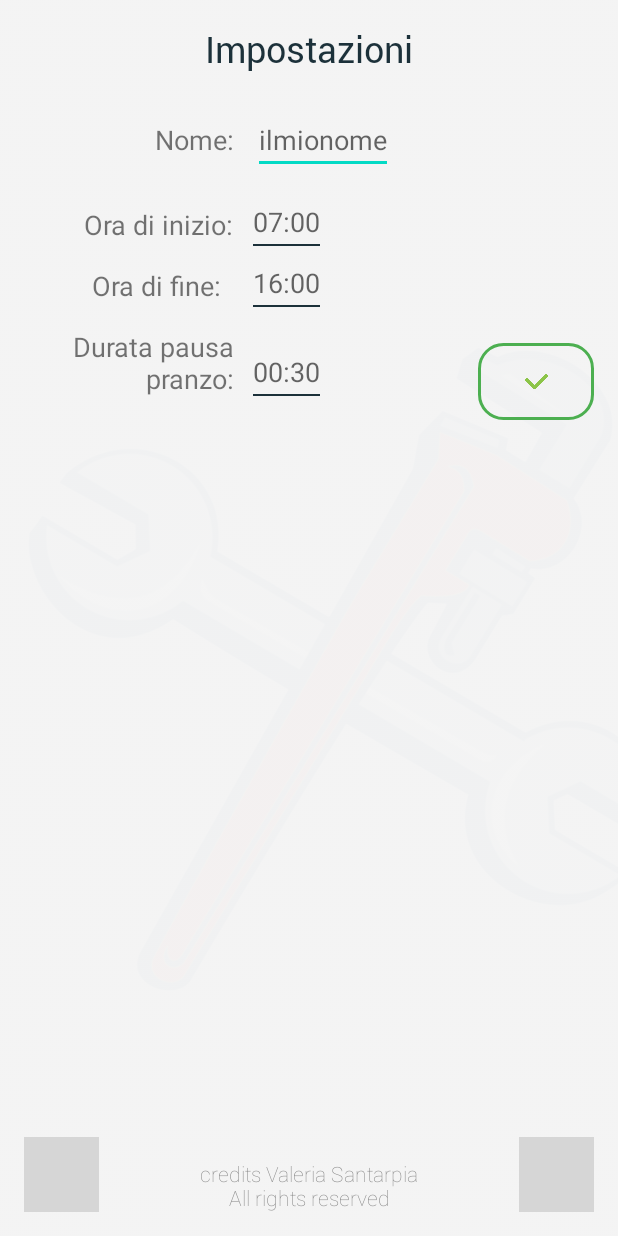
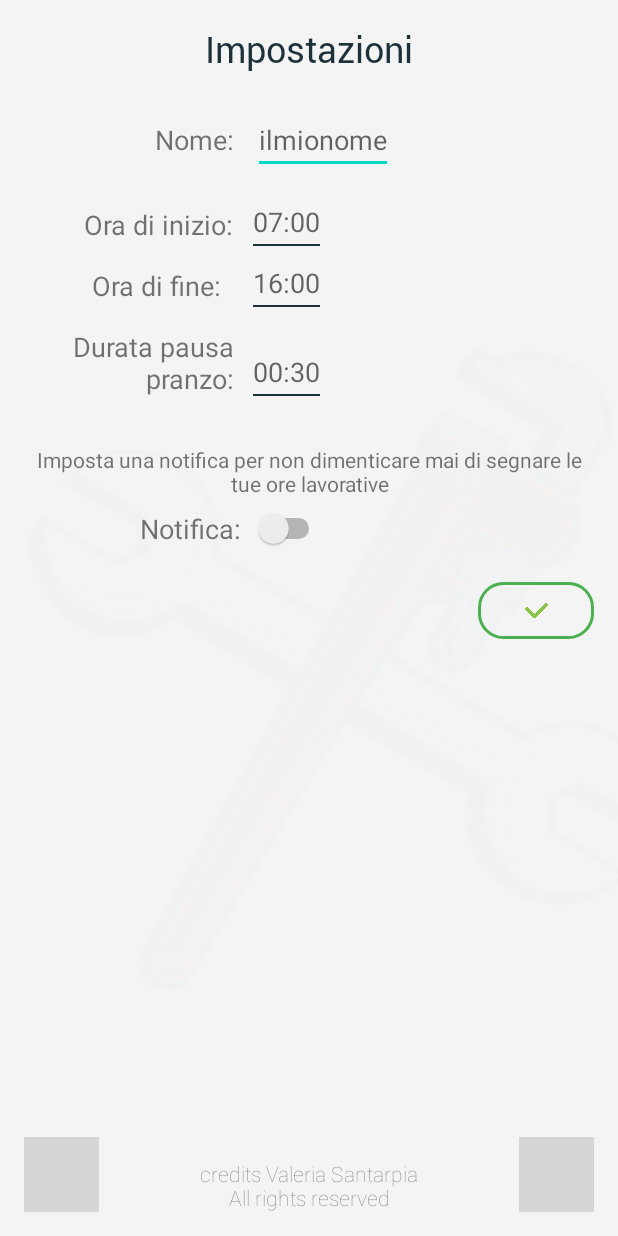
Before and after one commit to syrenne72/OrariLavoro, an Android app: the screen it shows after launch (Impostazioni), after a tap on "IMPOSTAZIONI", on a phone screen of 412 x 824 dp. Run offline under Robolectric (Android 15) with nearby library versions, the phone set to English and light mode, and no system bars; grey boxes are pictures that could not be loaded.

Commit message:
Completata interfaccia responsive Aggiunti background alle pagine Refactoring del codice

```diff
--- a/app/src/main/java/it/unisa/orarilavoro/Database.java
+++ b/app/src/main/java/it/unisa/orarilavoro/Database.java
@@ -9,7 +9,7 @@ class DBhelper extends SQLiteOpenHelper {
     public static final String DBNAME = "ORARIDILAVORO";
 
     public DBhelper(Context context) {
-        super(context, DBNAME, null, 8);
+        super(context, DBNAME, null, 10);
     }
 
     /**
@@ -36,15 +36,46 @@ class DBhelper extends SQLiteOpenHelper {
                 " (" + DatabaseStrings.FIELD_NOME + " STRING PRIMARY KEY," +
                 DatabaseStrings.FIELD_ORA_INIZIO + " INT," +
                 DatabaseStrings.FIELD_ORA_FINE+ " INT," +
-                DatabaseStrings.FIELD_ORE_PAUSA + " INT)";
+                DatabaseStrings.FIELD_ORE_PAUSA + " INT," +
+                DatabaseStrings.FIELD_RICHIESTA_NOTIFICA + " INT," +
+                DatabaseStrings.FIELD_ORA_NOTIFICA + " INT," +
+                DatabaseStrings.FIELD_MINUTI_NOTIFICA + " INT)";
 
         db.execSQL(q);
 
         Log.i("KIWIBUNNY", this.getClass().getSimpleName() + ": creato database");
     }
 
+    //Aggiunge la colonna per la richiesta della notifica
+    //Il valore 0 indica che la notifica non è richiesta, il valore 1 indica che la notifica è richiesta
+    private static final String DATABASE_ALTER_TEAM_1 = "ALTER TABLE "
+            + DatabaseStrings.TBL_NAME_IMPOSTAZIONI + " ADD COLUMN "
+            + DatabaseStrings.FIELD_RICHIESTA_NOTIFICA + " INTEGER DEFAULT 0";
+
+    //Aggiunge la colonna per l'ora di invio della notifica
+    private static final String DATABASE_ALTER_TEAM_2 = "ALTER TABLE "
+            + DatabaseStrings.TBL_NAME_IMPOSTAZIONI + " ADD COLUMN "
+            + DatabaseStrings.FIELD_ORA_NOTIFICA + " INTEGER DEFAULT 20";
+
+    //Aggiunge la colonna per i minuti per l'invio della notifica
+    private static final String DATABASE_ALTER_TEAM_3 = "ALTER TABLE "
+            + DatabaseStrings.TBL_NAME_IMPOSTAZIONI + " ADD COLUMN "
+            + DatabaseStrings.FIELD_MINUTI_NOTIFICA + " INTEGER DEFAULT 0";
+
+    /**
+     * Viene eseguito quando c'è un aggiornamento del database
+     * @param db
+     * @param oldVersion
+     * @param newVersion
+     */
     @Override
     public void onUpgrade(SQLiteDatabase db, int oldVersion, int newVersion) {
-
+        if (oldVersion < 9) {
+            db.execSQL(DATABASE_ALTER_TEAM_1);
+            db.execSQL(DATABASE_ALTER_TEAM_2);
+        }
+        if (oldVersion < 10) {
+            db.execSQL(DATABASE_ALTER_TEAM_3);
+        }
     }
 }
--- a/app/src/main/java/it/unisa/orarilavoro/DatabaseStrings.java
+++ b/app/src/main/java/it/unisa/orarilavoro/DatabaseStrings.java
@@ -15,6 +15,9 @@ public class DatabaseStrings {
     public static final String FIELD_ORA_INIZIO = "ora_inizio";
     public static final String FIELD_ORA_FINE = "ora_fine";
     public static final String FIELD_ORE_PAUSA = "ore_pausa";
+    public static final String FIELD_RICHIESTA_NOTIFICA = "richiesta_notifica";
+    public static final String FIELD_ORA_NOTIFICA = "ora_notifica";
+    public static final String FIELD_MINUTI_NOTIFICA = "minuti_notifica";
     public static final String TBL_NAME = "Orario";
     public static final String TBL_NAME_IMPOSTAZIONI = "Impostazioni";
 }
--- a/app/src/main/java/it/unisa/orarilavoro/DbManager.java
+++ b/app/src/main/java/it/unisa/orarilavoro/DbManager.java
@@ -68,13 +68,15 @@ public class DbManager {
         }
     }
 
-    public boolean saveImpostazioni(String n, int oraInizio, int oraFine, int minutoInizio, int minutoFine, int oraPausa, int minutoPausa) {
+    public boolean saveImpostazioni(String n, int oraInizio, int oraFine, int minutoInizio, int minutoFine, int oraPausa, int minutoPausa, int notifica, int oraNotifica, int minutoNotifica) {
         SQLiteDatabase db = dbhelper.getWritableDatabase();
         ContentValues cv = new ContentValues();
         cv.put(DatabaseStrings.FIELD_NOME, n);
         cv.put(DatabaseStrings.FIELD_ORA_INIZIO, oraInizio * 60 + minutoInizio);
         cv.put(DatabaseStrings.FIELD_ORA_FINE, oraFine * 60 + minutoFine);
         cv.put(DatabaseStrings.FIELD_ORE_PAUSA, oraPausa * 60 + minutoPausa);
+        cv.put(DatabaseStrings.FIELD_ORA_NOTIFICA, oraNotifica * 60 + minutoNotifica);
+        cv.put(DatabaseStrings.FIELD_RICHIESTA_NOTIFICA, notifica);
 
         try {
             db.delete(DatabaseStrings.TBL_NAME_IMPOSTAZIONI, null, null);
--- a/app/src/main/java/it/unisa/orarilavoro/Impostazioni.java
+++ b/app/src/main/java/it/unisa/orarilavoro/Impostazioni.java
@@ -1,10 +1,19 @@
 package it.unisa.orarilavoro;
 
+import android.app.AlarmManager;
+import android.app.AlertDialog;
+import android.app.PendingIntent;
+import android.content.ComponentName;
+import android.content.DialogInterface;
+import android.content.Intent;
+import android.content.pm.PackageManager;
 import android.database.Cursor;
 import android.os.Bundle;
 import android.util.Log;
 import android.view.View;
+import android.widget.CompoundButton;
 import android.widget.EditText;
+import android.widget.Switch;
 import android.widget.TextView;
 import android.widget.Toast;
 
@@ -66,16 +75,23 @@ import androidx.appcompat.app.AppCompatActivity;
 
 import android.app.TimePickerDialog;
 import android.widget.TimePicker;
+import android.widget.ToggleButton;
+
+import java.util.Calendar;
 
 public class Impostazioni extends AppCompatActivity {
-    private TextView tvInizio, tvFine, tvPausa;
+    private TextView tvInizio, tvFine, tvPausa, tvNotifica;
     private EditText etNome;
+    private Switch sNotifica;
 
     private DbManager dbManager;
     private Cursor crs;
-    private TimePickerDialog pickerDaOra, pickerAOra, pickerPausa;
+    private TimePickerDialog pickerDaOra, pickerAOra, pickerPausa, pickerNotifica;
+    private Intent intent;
+    private PendingIntent pendingIntent;
+    private AlarmManager alarmManager;
 
-    private int oraInizio, oraFine, minutoInizio, minutoFine, oraPausa, minutoPausa;
+    private int oraInizio, oraFine, minutoInizio, minutoFine, oraPausa, minutoPausa, oraNotifica, minutoNotifica;
 
     @Override
     protected void onCreate(Bundle savedInstanceState) {
@@ -86,28 +102,45 @@ public class Impostazioni extends AppCompatActivity {
         tvFine = findViewById(R.id.tvFine);
         etNome = findViewById(R.id.etNome);
         tvPausa = findViewById(R.id.tvPausa);
+        tvNotifica = findViewById(R.id.tvNotifica);
+        sNotifica = findViewById(R.id.sNotifica);
 
         dbManager = new DbManager(this);
         crs = dbManager.findImpostazioni();
 
-        setEdittext();
+        setView();
+
+        intent = new Intent(getApplicationContext(), AlarmBroadcastReceiver.class);
+        pendingIntent = PendingIntent.getBroadcast(getApplicationContext(), 0, intent, PendingIntent.FLAG_UPDATE_CURRENT);
+        alarmManager = (AlarmManager) getSystemService(ALARM_SERVICE);
     }
 
     /**
      * Inserisco i dati presenti nel database negli edittext e mostro l'orologio quando ci si clicca su
      */
-    private void setEdittext() {
+    private void setView() {
         if(crs != null && crs.moveToNext()) {
+            etNome.setText(crs.getString(crs.getColumnIndex(DatabaseStrings.FIELD_NOME)));
             oraInizio = crs.getInt(crs.getColumnIndex(DatabaseStrings.FIELD_ORA_INIZIO)) / 60;
             oraFine = crs.getInt(crs.getColumnIndex(DatabaseStrings.FIELD_ORA_FINE)) / 60;
             oraPausa = crs.getInt(crs.getColumnIndex(DatabaseStrings.FIELD_ORE_PAUSA)) / 60;
+            oraNotifica = crs.getInt(crs.getColumnIndex(DatabaseStrings.FIELD_ORA_NOTIFICA)) / 60;
             minutoInizio = crs.getInt(crs.getColumnIndex(DatabaseStrings.FIELD_ORA_INIZIO)) % 60;
             minutoFine = crs.getInt(crs.getColumnIndex(DatabaseStrings.FIELD_ORA_FINE)) % 60;
             minutoPausa = crs.getInt(crs.getColumnIndex(DatabaseStrings.FIELD_ORE_PAUSA)) % 60;
+            minutoNotifica = crs.getInt(crs.getColumnIndex(DatabaseStrings.FIELD_ORA_NOTIFICA)) % 60;
             tvInizio.setText(String.format("%02d:%02d", oraInizio, minutoInizio));
             tvFine.setText(String.format("%02d:%02d", oraFine, minutoFine));
             tvPausa.setText(String.format("%02d:%02d", oraPausa, minutoPausa));
-            etNome.setText(crs.getString(crs.getColumnIndex(DatabaseStrings.FIELD_NOME)));
+
+            boolean sValue = crs.getInt(crs.getColumnIndex(DatabaseStrings.FIELD_RICHIESTA_NOTIFICA)) == 1;
+            sNotifica.setChecked(sValue);
+
+            if(sValue) {
+                tvNotifica.setVisibility(View.VISIBLE);
+                tvNotifica.setText(String.format("%02d:%02d", oraNotifica, minutoNotifica));
+            }
+
         } else
             Log.i("KIWIBUNNY", getClass().getSimpleName() + ": non ci sono dati");
 
@@ -152,11 +185,35 @@ public class Impostazioni extends AppCompatActivity {
                 pickerPausa.show();
             }
         });
+
+        /*Setto l'orologio per l'orario di notifica*/
+        tvNotifica.setOnClickListener(new View.OnClickListener() {
+            @Override
+            public void onClick(View v) {
+                pickerNotifica = new TimePickerDialog(Impostazioni.this, new TimePickerDialog.OnTimeSetListener() {
+                    @Override
+                    public void onTimeSet(TimePicker timePicker, int i, int i1) {
+                        tvNotifica.setText(String.format("%02d:%02d", i, i1));
+                    }
+                }, oraNotifica, minutoNotifica, true);
+                pickerNotifica.show();
+            }
+        });
+
+        //Metodo per verificare se lo switch è attivo
+        sNotifica.setOnCheckedChangeListener(new CompoundButton.OnCheckedChangeListener() {
+            public void onCheckedChanged(CompoundButton buttonView, boolean isChecked) {
+                if(isChecked) {
+                    tvNotifica.setVisibility(View.VISIBLE);
+                } else {
+                    tvNotifica.setVisibility(View.INVISIBLE);
+                }
+            }
+        });
     }
 
     public void confermaDati(View view) {
         String n = etNome.getText().toString();
-        int i = 0, f = 0, p = 0;
 
         if(n.length() == 0) {
             Toast.makeText(getApplicationContext(), "Inserire tutti i dati", Toast.LENGTH_SHORT).show();
@@ -185,9 +242,75 @@ public class Impostazioni extends AppCompatActivity {
             return;
         }
 
-        if(dbManager.saveImpostazioni(n, oraInizio, oraFine, minutoInizio, minutoFine, oraPausa, minutoPausa))
-            Toast.makeText(getApplicationContext(), "Impostazioni salvate", Toast.LENGTH_SHORT).show();
+        //Se è stato inserito l'orario per la notifica, questo va salvato
+        int ricNotifica = 0;
+
+        if(tvNotifica.getVisibility() == View.VISIBLE)
+            ricNotifica = 1;
+        else {
+            oraNotifica = 20;
+            minutoNotifica = 0;
+        }
+
+        if(ricNotifica == 1) {
+            try {
+                String notifica = tvNotifica.getText().toString();
+
+                String strNotifica[] = notifica.split(":");
+                oraNotifica = Integer.parseInt(strNotifica[0]);
+                minutoNotifica = Integer.parseInt(strNotifica[1]);
+            } catch (Exception e) {
+                e.printStackTrace();
+                Toast.makeText(getApplicationContext(), "Inserire l'orario per la notifica", Toast.LENGTH_SHORT).show();
+            }
+        }
+        //////////////////////////////////////////////////////////////
+
+        if(dbManager.saveImpostazioni(n, oraInizio, oraFine, minutoInizio, minutoFine, oraPausa, minutoPausa, ricNotifica, oraNotifica, minutoNotifica))
+            if(ricNotifica == 0)
+                Toast.makeText(getApplicationContext(), "Impostazioni salvate", Toast.LENGTH_SHORT).show();
+            else if(ricNotifica == 1) {
+                //Verifico se settare la notifica oppure cancellarla
+                if(crs != null && crs.moveToNext()) {
+                    if (crs.getInt(crs.getColumnIndex(DatabaseStrings.FIELD_RICHIESTA_NOTIFICA)) == 1)
+                        Log.d("kiwi", "Creating alarm");
+                    myAlarm();
+                } else
+                    alarmManager.cancel(pendingIntent);
+
+                AlertDialog alertDialog = new AlertDialog.Builder(Impostazioni.this).create();
+                alertDialog.setTitle("Notifica impostata");
+                alertDialog.setMessage("La notifica è stata impostata correttamente\nL'orario selezionato potrebbe variare leggermente");
+                alertDialog.setButton(AlertDialog.BUTTON_NEUTRAL, "OK",
+                        new DialogInterface.OnClickListener() {
+                            public void onClick(DialogInterface dialog, int which) {
+                                dialog.dismiss();
+                            }
+                        });
+                alertDialog.show();
+            }
         else
             Toast.makeText(getApplicationContext(), "Si è verificato un errore", Toast.LENGTH_SHORT).show();
     }
+
+    /**
+     * Crea una notifica che ricorda all'utente di inserire l'orario giornaliero
+     */
+    public void myAlarm() {
+        Calendar calendar = Calendar.getInstance();
+        calendar.set(Calendar.HOUR_OF_DAY, crs.getInt(crs.getColumnIndex(DatabaseStrings.FIELD_ORA_NOTIFICA)) / 60);
+        calendar.set(Calendar.MINUTE, crs.getInt(crs.getColumnIndex(DatabaseStrings.FIELD_ORA_NOTIFICA)) % 60);
+
+        ComponentName receiver = new ComponentName(this, AlarmBroadcastReceiver.class);
+        PackageManager pm = this.getPackageManager();
+
+        pm.setComponentEnabledSetting(receiver,
+                PackageManager.COMPONENT_ENABLED_STATE_ENABLED,
+                PackageManager.DONT_KILL_APP);
+
+        if (alarmManager != null) {
+            alarmManager.setInexactRepeating(AlarmManager.RTC_WAKEUP, calendar.getTimeInMillis(), AlarmManager.INTERVAL_DAY, pendingIntent);
+            Log.d("kiwi", "Created Alarm");
+        }
+    }
 }
--- a/app/src/main/java/it/unisa/orarilavoro/MainActivity.java
+++ b/app/src/main/java/it/unisa/orarilavoro/MainActivity.java
@@ -8,6 +8,7 @@ import android.content.ComponentName;
 import android.content.Context;
 import android.content.Intent;
 import android.content.pm.PackageManager;
+import android.database.Cursor;
 import android.os.Bundle;
 import android.os.SystemClock;
 import android.util.Log;
@@ -18,12 +19,16 @@ import java.util.Calendar;
 import java.util.Date;
 
 public class MainActivity extends AppCompatActivity {
+    private Cursor crs;
+    private DbManager dbManager;
+
     @Override
     protected void onCreate(Bundle savedInstanceState) {
         super.onCreate(savedInstanceState);
         setContentView(R.layout.menu_res);
 
-        myAlarm();
+        dbManager = new DbManager(this);
+        crs = dbManager.findImpostazioni();
     }
 
     /**
@@ -52,28 +57,4 @@ public class MainActivity extends AppCompatActivity {
         Intent i = new Intent(getApplicationContext(), Impostazioni.class);
         startActivity(i);
     }
-
-    /**
-     * Crea una notifica che ricorda all'utente di inserire l'orario giornaliero
-     */
-    public void myAlarm() {
-        Calendar calendar = Calendar.getInstance();
-        calendar.set(Calendar.HOUR_OF_DAY, 20);
-
-        ComponentName receiver = new ComponentName(this, AlarmBroadcastReceiver.class);
-        PackageManager pm = this.getPackageManager();
-
-        pm.setComponentEnabledSetting(receiver,
-                PackageManager.COMPONENT_ENABLED_STATE_ENABLED,
-                PackageManager.DONT_KILL_APP);
-
-        Intent intent = new Intent(getApplicationContext(), AlarmBroadcastReceiver.class);
-        PendingIntent pendingIntent = PendingIntent.getBroadcast(getApplicationContext(), 0, intent, PendingIntent.FLAG_UPDATE_CURRENT);
-        AlarmManager alarmManager = (AlarmManager) getSystemService(ALARM_SERVICE);
-
-        if (alarmManager != null) {
-            alarmManager.setInexactRepeating(AlarmManager.RTC_WAKEUP, calendar.getTimeInMillis(), AlarmManager.INTERVAL_DAY, pendingIntent);
-            Log.d("kiwi", "Created Alarm");
-        }
-    }
 }
--- a/app/src/main/java/it/unisa/orarilavoro/VisualizzaOrariActivity.java
+++ b/app/src/main/java/it/unisa/orarilavoro/VisualizzaOrariActivity.java
@@ -302,6 +302,7 @@ public class VisualizzaOrariActivity extends AppCompatActivity implements Inseri
                 catch (Exception e){
                     e.printStackTrace();
                     Toast.makeText(getApplicationContext(), "Si è verificato un errore durante la creazione del PDF", Toast.LENGTH_SHORT).show();
+                    myPdfDocument.close();
                     return;
                 }
                 /************/
--- a/app/src/main/res/layout/impostazioni.xml
+++ b/app/src/main/res/layout/impostazioni.xml
@@ -185,14 +185,14 @@
         android:layout_width="wrap_content"
         android:layout_height="wrap_content"
         android:orientation="horizontal"
-        app:layout_constraintGuide_begin="280dp" />
+        app:layout_constraintGuide_begin="426dp" />
 
     <androidx.constraintlayout.widget.Guideline
         android:id="@+id/guideline20"
         android:layout_width="wrap_content"
         android:layout_height="wrap_content"
         android:orientation="horizontal"
-        app:layout_constraintGuide_begin="229dp" />
+        app:layout_constraintGuide_begin="388dp" />
 
     <androidx.constraintlayout.widget.Guideline
         android:id="@+id/guideline21"
@@ -201,4 +201,49 @@
         android:orientation="vertical"
         app:layout_constraintGuide_begin="161dp" />
 
+    <TextView
+        android:id="@+id/textView14"
+        android:layout_width="wrap_content"
+        android:layout_height="wrap_content"
+        android:layout_marginTop="8dp"
+        android:text="Notifica:"
+        android:textSize="18sp"
+        app:layout_constraintEnd_toStartOf="@+id/guideline21"
+        app:layout_constraintTop_toBottomOf="@+id/textView15" />
+
+    <Switch
+        android:id="@+id/sNotifica"
+        android:layout_width="wrap_content"
+        android:layout_height="wrap_content"
+        android:layout_marginStart="8dp"
+        app:layout_constraintBottom_toBottomOf="@+id/textView14"
+        app:layout_constraintStart_toStartOf="@+id/guideline21"
+        app:layout_constraintTop_toTopOf="@+id/textView14" />
+
+    <TextView
+        android:id="@+id/tvNotifica"
+        android:layout_width="wrap_content"
+        android:layout_height="wrap_content"
+        android:layout_marginStart="8dp"
+        android:background="@drawable/edittext"
+        android:hint="20:00"
+        android:textSize="18sp"
+        android:visibility="invisible"
+        app:layout_constraintBottom_toBottomOf="@+id/sNotifica"
+        app:layout_constraintStart_toEndOf="@+id/sNotifica"
+        app:layout_constraintTop_toTopOf="@+id/sNotifica" />
+
+    <TextView
+        android:id="@+id/textView15"
+        android:layout_width="0dp"
+        android:layout_height="wrap_content"
+        android:layout_marginStart="16dp"
+        android:layout_marginTop="32dp"
+        android:layout_marginEnd="16dp"
+        android:gravity="center"
+        android:text="Imposta una notifica per non dimenticare mai di segnare le tue ore lavorative"
+        app:layout_constraintEnd_toEndOf="parent"
+        app:layout_constraintStart_toStartOf="parent"
+        app:layout_constraintTop_toBottomOf="@+id/textView13" />
+
 </androidx.constraintlayout.widget.ConstraintLayout>
```
